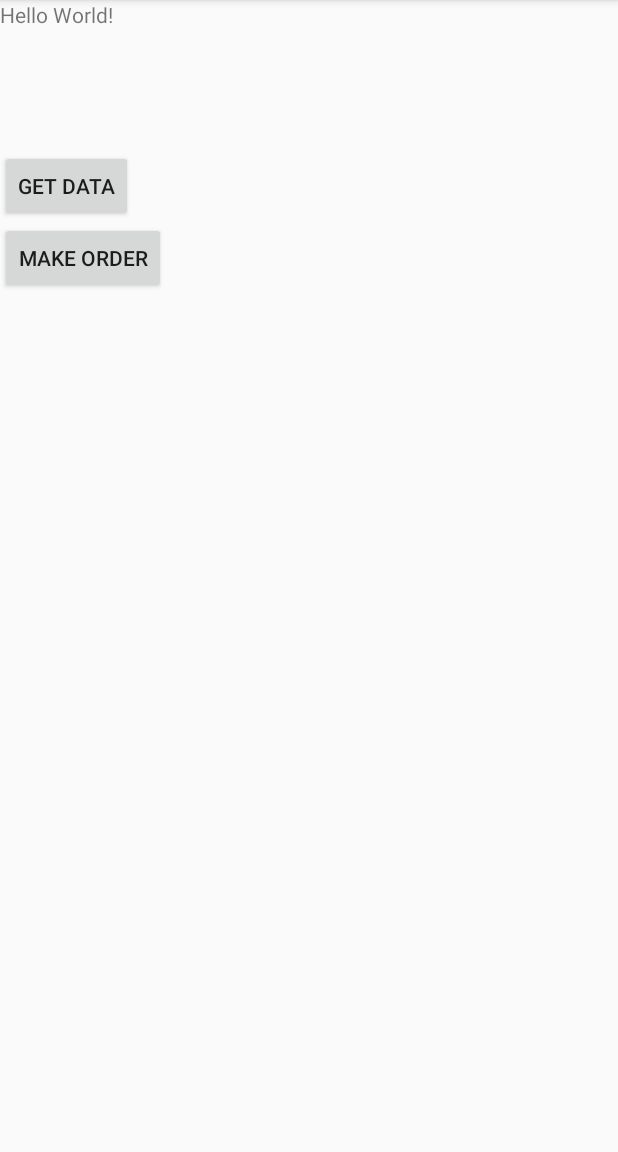
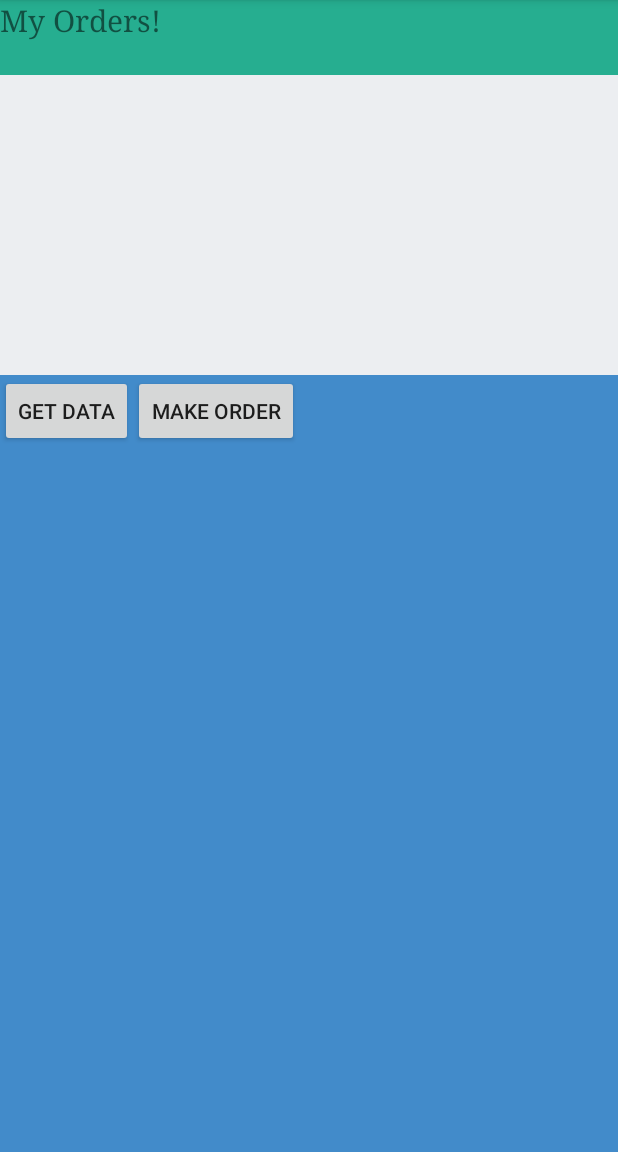
Before and after one commit to shanniz/JSONCommunication, an Android app: the screen it shows after launch (MainActivity), after a tap on "GET DATA", on a phone screen of 412 x 824 dp, the part 84-1236 px from its top. Run offline under Robolectric (Android 15) with nearby library versions, the phone set to English and light mode, and no system bars; our stand-ins replace Firebase (no records; nobody signed in at launch, a user with empty details on screens opened directly).

Commit message:
Custom Adapter added for the listview

```diff
--- a/app/build.gradle
+++ b/app/build.gradle
@@ -37,4 +37,5 @@ dependencies {
 
 
 
+
 apply plugin: 'com.google.gms.google-services'
--- a/app/src/main/java/com/example/shan/jsoncommunication/MainActivity.java
+++ b/app/src/main/java/com/example/shan/jsoncommunication/MainActivity.java
@@ -1,10 +1,15 @@
 package com.example.shan.jsoncommunication;
 
+import android.content.Intent;
 import android.support.v7.app.AppCompatActivity;
 import android.os.Bundle;
 import android.util.Log;
 import android.view.View;
+import android.widget.AdapterView;
+import android.widget.ArrayAdapter;
+import android.widget.ListView;
 import android.widget.TextView;
+import android.widget.Toast;
 
 import com.google.firebase.database.ChildEventListener;
 import com.google.firebase.database.DataSnapshot;
@@ -13,6 +18,7 @@ import com.google.firebase.database.DatabaseReference;
 import com.google.firebase.database.FirebaseDatabase;
 import com.google.firebase.database.ValueEventListener;
 
+import java.util.ArrayList;
 import java.util.HashMap;
 import java.util.Map;
 //import com.google.firebase.database.FirebaseFirestore;
@@ -48,6 +54,11 @@ public class MainActivity extends AppCompatActivity {
 
     }
 
+    public void orderActivity(View v){
+        Intent intent = new Intent(MainActivity.this, NewOrder.class);
+        startActivity(intent);
+    }
+
     public void setOrder(View v){
         DatabaseReference myRef = fdb.getReference("Orders");
         Product pro = new Product("p20", "yoghurt", 20);
@@ -66,12 +77,8 @@ public class MainActivity extends AppCompatActivity {
     public void readOrders(View v){
         DatabaseReference myRef = fdb.getReference("Orders");
         ////tview.setText("Data = " + myRef.child("pass"));
-
-
-
         //myRef.child("order1").child("productId").setValue("p12");
         //myRef.child("order1").child("productName").setValue("Orange Juice");
-        //myRef.child("order1").child("quantity").setValue(10);
 
         ////myRef.child("order1").setValue(pro);
 
@@ -79,18 +86,59 @@ public class MainActivity extends AppCompatActivity {
             @Override
             public void onDataChange(DataSnapshot dataSnapshot) {
                 //String value = (String) dataSnapshot.getValue();
-                // do your stuff here with value
                 ///Product p = dataSnapshot.getValue(Product.class);
                 ///tview.setText("Data New = " + dataSnapshot.getValue());
                 //tview.append(p.productName);
 
+                ArrayList<String> listItems=new ArrayList<String>();
+                ArrayAdapter<String> adapter;
+
+                OrdersAdapter myAdapter;
+
+                adapter=new ArrayAdapter<String>(MainActivity.this,
+                        android.R.layout.simple_list_item_1,
+                        listItems);
+
+
+
                 for (DataSnapshot postSnapshot: dataSnapshot.getChildren()) {
-                // TODO: handle the post
                     Product p2 = postSnapshot.getValue(Product.class);
-                    tview.append(p2.productName + ", ");
+                    listItems.add(p2.productName + ", " + p2.quantity);
+                    ////listItems.add(p2);
+                    ///tview.append(p2.productName + ", ");
+                    //adapter.notifyDataSetChanged();
                 }
 
+                String[] strArray = new String[listItems.size()];
+                strArray = listItems.toArray(strArray);
+                myAdapter = new OrdersAdapter(MainActivity.this, strArray);
+
                 //dataSnapshot.child("productName").getValue();
+                ListView listView = (ListView) findViewById(R.id.list);
+                listView.setAdapter(myAdapter);
+
+
+                listView.setOnItemClickListener(new AdapterView.OnItemClickListener() {
+                    @Override
+                    public void onItemClick(AdapterView<?> parent, View view,
+                                            int position, long id) {
+
+
+                        //String selected = ((TextView) view).getText().toString();
+                        String name = (String)parent.getAdapter().getItem(position).toString();
+
+
+                        //View parentView = (View) parent.getParent();
+                        ///String name = ((TextView) parentView.findViewById(R.id.secondLine)).getText() + "";
+                        //String name = ((TextView)parent.getAdapter().getItem(position)).getText().toString();
+                        ////arg0 is your ListView ... use arg1 which is your clicked row ... – Selvin Feb 15 '13 at 9:01
+
+                        Toast.makeText(getApplicationContext(),
+                                "Click " + name, Toast.LENGTH_LONG).show();
+                        tview.setText("Clicked " + name + ". Modify/Delete?");
+                    }
+                });
+
             }
 
             @Override
@@ -99,15 +147,12 @@ public class MainActivity extends AppCompatActivity {
             }
         });
 
-
         // Read from the database
         myRef.addValueEventListener(new ValueEventListener() {
             @Override
             public void onDataChange(DataSnapshot dataSnapshot) {
-                // This method is called once with the initial value and again
-                // whenever data at this location is updated.
+                // This method is called once with the initial value and whenever data at this location is updated.
                 //String value = dataSnapshot.getValue(String.class);
-                //tview.setText("Data Change + " + value);
                 ///Log.d("asd", "Value is: " + value);
             }
 
--- /dev/null
+++ b/app/src/main/java/com/example/shan/jsoncommunication/OrdersAdapter.java
@@ -0,0 +1,58 @@
+package com.example.shan.jsoncommunication;
+
+import android.content.Context;
+import android.view.LayoutInflater;
+import android.view.View;
+import android.view.ViewGroup;
+import android.widget.ArrayAdapter;
+import android.widget.ImageView;
+import android.widget.TextView;
+
+/**
+ * Created by shan on 7/27/18.
+ */
+
+public class OrdersAdapter extends ArrayAdapter<String> {
+
+    private final Context context;
+    private final String[] values;
+
+    public OrdersAdapter(Context context, String[] values) {
+        super(context, 1);
+        this.context = context;
+        this.values = values;
+    }
+
+    @Override
+    public int getCount() {
+        // TODO Auto-generated method stub
+        return values.length;
+    }
+
+    @Override
+    public String getItem(int position) {
+        // TODO Auto-generated method stub
+        return values[position];
+    }
+
+    @Override
+    public View getView(int position, View convertView, ViewGroup parent) {
+        LayoutInflater inflater = (LayoutInflater) context
+                .getSystemService(Context.LAYOUT_INFLATER_SERVICE);
+        View rowView = inflater.inflate(R.layout.my_simple_list_item, parent, false);
+
+        TextView textView = (TextView) rowView.findViewById(R.id.secondLine);
+        ImageView imageView = (ImageView) rowView.findViewById(R.id.icon);
+        textView.setText(values[position]);
+        // change the icon for Windows and iPhone
+        String s = values[position];
+        //if (s.startsWith("p")) {
+        //    imageView.setImageResource(R.drawable.add_alarm);
+        //} else {
+            imageView.setImageResource(R.drawable.alarm);
+        //}
+
+        return rowView;
+    }
+
+}
--- a/app/src/main/res/layout/activity_main.xml
+++ b/app/src/main/res/layout/activity_main.xml
@@ -1,37 +1,55 @@
 <?xml version="1.0" encoding="utf-8"?>
-<LinearLayout xmlns:android="http://schemas.android.com/apk/res/android"
+<RelativeLayout xmlns:android="http://schemas.android.com/apk/res/android"
     xmlns:app="http://schemas.android.com/apk/res-auto"
     xmlns:tools="http://schemas.android.com/tools"
     android:layout_width="match_parent"
     android:layout_height="match_parent"
+    android:background="@color/bg_main"
     android:orientation="vertical"
     tools:context="com.example.shan.jsoncommunication.MainActivity">
 
     <TextView
+        android:id="@+id/response"
         android:layout_width="match_parent"
-        android:layout_height="100dip"
-        android:text="Hello World!"
-        android:id="@+id/response"
+        android:layout_height="50dp"
+        android:allowUndo="false"
+        android:background="@color/btn_login"
+        android:clickable="false"
+        android:fontFamily="serif"
+        android:text="My Orders!"
+        android:textSize="20sp"
         app:layout_constraintBottom_toBottomOf="parent"
         app:layout_constraintLeft_toLeftOf="parent"
         app:layout_constraintRight_toRightOf="parent"
         app:layout_constraintTop_toTopOf="parent" />
 
+
     <ListView
         android:id="@+id/list"
+        android:background="@color/btn_login_bg"
         android:layout_width="match_parent"
-        android:layout_height="wrap_content"></ListView>
+
+        android:layout_height="200dp"
+        android:layout_below="@+id/response">
+
+    </ListView>
+
+
 
     <Button
+        android:id="@+id/btnGetData"
         android:layout_width="wrap_content"
         android:layout_height="wrap_content"
         android:onClick="readOrders"
+        android:layout_below="@+id/list"
         android:text="Get Data"/>
 
     <Button
         android:layout_width="wrap_content"
         android:layout_height="wrap_content"
-        android:onClick="setOrder"
+        android:onClick="orderActivity"
+        android:layout_below="@+id/list"
+        android:layout_toRightOf="@+id/btnGetData"
         android:text="Make Order"/>
 
-</LinearLayout>
+</RelativeLayout>
```
Also changed, not shown: app/src/main/AndroidManifest.xml (+5 -8 lines), app/src/main/java/com/example/shan/jsoncommunication/NewOrder.java (added, +41 -0 lines), app/src/main/res/layout/activity_new_order.xml (added, +71 -0 lines), app/src/main/res/layout/my_simple_list_item.xml (added, +42 -0 lines), app/src/main/res/drawable/add_alarm.png (added), app/src/main/res/drawable/alarm.png (added).
